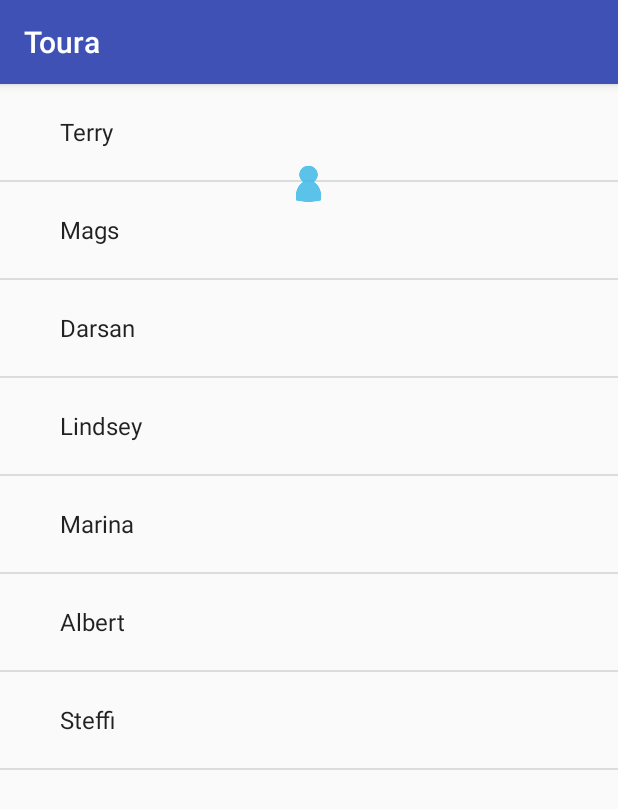
After one commit to munarahman/Toura, an Android app: the TourGuideListActivity screen opened directly, with no data from a screen before it, on a phone screen of 412 x 824 dp. The commit adds this screen. Shown: the top 809 px of the screen. Run offline under Robolectric (Android 15) with nearby library versions, the phone set to English and light mode, and no system bars; 3 statements that could not run were skipped.

Commit message:
add tour guide list

```diff
--- a/app/src/main/AndroidManifest.xml
+++ b/app/src/main/AndroidManifest.xml
@@ -59,7 +59,8 @@
             </intent-filter>
         </activity>
         <activity android:name=".TourActivity" />
-        <activity android:name=".TourGuideActivity"></activity>
+        <activity android:name=".TourGuideActivity" />
+        <activity android:name=".TourGuideListActivity"></activity>
     </application>
 
 </manifest>
--- a/app/src/main/java/com/example/muna/toura/ExploreActivity.java
+++ b/app/src/main/java/com/example/muna/toura/ExploreActivity.java
@@ -71,9 +71,22 @@ public class ExploreActivity extends AppCompatActivity {
         mainTabSpec.setIndicator("Profile");
         mainTabHost.addTab(mainTabSpec);
 
+//        mainTabSpec = mainTabHost.newTabSpec("Forth");
+//        mainTabSpec.setContent(R.id.forth_tab);
+//        mainTabSpec.setIndicator("Forth");
+//        mainTabHost.addTab(mainTabSpec);
+
         mainTabHost.setCurrentTab(0);
 
         // on click for the Map Tab
+        mainTabHost.getTabWidget().getChildAt(0).setOnClickListener(new View.OnClickListener() {
+            @Override
+            public void onClick(View v) {
+                Intent intent = new Intent().setClass(getApplicationContext(), ExploreActivity.class);
+                startActivity(intent);
+            }
+        });
+
         mainTabHost.getTabWidget().getChildAt(1).setOnClickListener(new View.OnClickListener() {
             @Override
             public void onClick(View v) {
@@ -85,7 +98,7 @@ public class ExploreActivity extends AppCompatActivity {
         mainTabHost.getTabWidget().getChildAt(2).setOnClickListener(new View.OnClickListener() {
             @Override
             public void onClick(View v) {
-                Intent intent = new Intent().setClass(getApplicationContext(), ProfileActivity.class);
+                Intent intent = new Intent().setClass(getApplicationContext(), TourGuideListActivity.class);
                 startActivity(intent);
             }
         });
--- a/app/src/main/java/com/example/muna/toura/TourActivity.java
+++ b/app/src/main/java/com/example/muna/toura/TourActivity.java
@@ -92,6 +92,14 @@ public class TourActivity extends AppCompatActivity {
         mainTabHost.setCurrentTab(0);
 
         // on click for the Map Tab
+        mainTabHost.getTabWidget().getChildAt(0).setOnClickListener(new View.OnClickListener() {
+            @Override
+            public void onClick(View v) {
+                Intent intent = new Intent().setClass(getApplicationContext(), ExploreActivity.class);
+                startActivity(intent);
+            }
+        });
+
         mainTabHost.getTabWidget().getChildAt(1).setOnClickListener(new View.OnClickListener() {
             @Override
             public void onClick(View v) {
@@ -103,7 +111,7 @@ public class TourActivity extends AppCompatActivity {
         mainTabHost.getTabWidget().getChildAt(2).setOnClickListener(new View.OnClickListener() {
             @Override
             public void onClick(View v) {
-                Intent intent = new Intent().setClass(getApplicationContext(), ProfileActivity.class);
+                Intent intent = new Intent().setClass(getApplicationContext(), TourGuideListActivity.class);
                 startActivity(intent);
             }
         });
--- a/app/src/main/java/com/example/muna/toura/TourGuideActivity.java
+++ b/app/src/main/java/com/example/muna/toura/TourGuideActivity.java
@@ -91,6 +91,14 @@ public class TourGuideActivity extends AppCompatActivity {
         mainTabHost.setCurrentTab(0);
 
         // on click for the Map Tab
+        mainTabHost.getTabWidget().getChildAt(0).setOnClickListener(new View.OnClickListener() {
+            @Override
+            public void onClick(View v) {
+                Intent intent = new Intent().setClass(getApplicationContext(), ExploreActivity.class);
+                startActivity(intent);
+            }
+        });
+
         mainTabHost.getTabWidget().getChildAt(1).setOnClickListener(new View.OnClickListener() {
             @Override
             public void onClick(View v) {
@@ -102,7 +110,7 @@ public class TourGuideActivity extends AppCompatActivity {
         mainTabHost.getTabWidget().getChildAt(2).setOnClickListener(new View.OnClickListener() {
             @Override
             public void onClick(View v) {
-                Intent intent = new Intent().setClass(getApplicationContext(), ProfileActivity.class);
+                Intent intent = new Intent().setClass(getApplicationContext(), TourGuideListActivity.class);
                 startActivity(intent);
             }
         });
--- /dev/null
+++ b/app/src/main/java/com/example/muna/toura/TourGuideListActivity.java
@@ -0,0 +1,92 @@
+package com.example.muna.toura;
+
+import android.content.Intent;
+import android.support.v7.app.AppCompatActivity;
+import android.os.Bundle;
+import android.view.View;
+import android.widget.AdapterView;
+import android.widget.ArrayAdapter;
+import android.widget.ListView;
+import android.widget.TabHost;
+
+import java.util.ArrayList;
+import java.util.Arrays;
+import java.util.List;
+
+public class TourGuideListActivity extends AppCompatActivity {
+
+    private ListView tourGuideListView;
+    private List<String> tourGuideList = new ArrayList<>(Arrays.asList(
+            "Terry", "Mags", "Darsan", "Lindsey", "Marina", "Albert", "Steffi"));
+    ArrayAdapter<String> adapter;
+
+    @Override
+    protected void onCreate(Bundle savedInstanceState) {
+        super.onCreate(savedInstanceState);
+        setContentView(R.layout.activity_tour_guide_list);
+
+        setupTourGuideList();
+
+        // create the TabHost that will create the tabs
+        final TabHost mainTabHost = (TabHost) findViewById(android.R.id.tabhost);
+        mainTabHost.setup();
+
+        TabHost.TabSpec mainTabSpec = mainTabHost.newTabSpec("First Tab");
+        mainTabSpec.setContent(R.id.first_tab);
+        mainTabSpec.setIndicator("Explore");
+        mainTabHost.addTab(mainTabSpec);
+
+        mainTabSpec = mainTabHost.newTabSpec("Map");
+        mainTabSpec.setContent(R.id.second_tab);
+        mainTabSpec.setIndicator("Map");
+        mainTabHost.addTab(mainTabSpec);
+
+        mainTabSpec = mainTabHost.newTabSpec("Profile");
+        mainTabSpec.setContent(R.id.third_tab);
+        mainTabSpec.setIndicator("Profile");
+        mainTabHost.addTab(mainTabSpec);
+
+        mainTabHost.setCurrentTab(0);
+
+        // on click for the Map Tab
+        mainTabHost.getTabWidget().getChildAt(0).setOnClickListener(new View.OnClickListener() {
+            @Override
+            public void onClick(View v) {
+                Intent intent = new Intent().setClass(getApplicationContext(), ExploreActivity.class);
+                startActivity(intent);
+            }
+        });
+
+        mainTabHost.getTabWidget().getChildAt(1).setOnClickListener(new View.OnClickListener() {
+            @Override
+            public void onClick(View v) {
+                Intent intent = new Intent().setClass(getApplicationContext(), SafetyMapsActivity.class);
+                startActivity(intent);
+            }
+        });
+
+        mainTabHost.getTabWidget().getChildAt(2).setOnClickListener(new View.OnClickListener() {
+            @Override
+            public void onClick(View v) {
+                Intent intent = new Intent().setClass(getApplicationContext(), TourGuideListActivity.class);
+                startActivity(intent);
+            }
+        });
+    }
+
+    private void setupTourGuideList() {
+        tourGuideListView = (ListView) findViewById(R.id.tour_guide_list);
+        adapter = new ArrayAdapter<>(this, android.R.layout.simple_expandable_list_item_1,
+                tourGuideList);
+        tourGuideListView.setAdapter(adapter);
+        tourGuideListView.setOnItemClickListener(new AdapterView.OnItemClickListener() {
+            @Override
+            public void onItemClick(AdapterView<?> adapterView, View view, int i, long l) {
+                Intent tourGuideIntent = new Intent(TourGuideListActivity.this, TourGuideActivity.class);
+                String tourGuide = tourGuideList.get((int) adapterView.getItemIdAtPosition(i));
+                tourGuideIntent.putExtra("tourGuide", tourGuide);
+                startActivity(tourGuideIntent);
+            }
+        });
+    }
+}
--- /dev/null
+++ b/app/src/main/res/layout/activity_tour_guide_list.xml
@@ -0,0 +1,75 @@
+<?xml version="1.0" encoding="utf-8"?>
+<android.support.design.widget.CoordinatorLayout xmlns:android="http://schemas.android.com/apk/res/android"
+    xmlns:app="http://schemas.android.com/apk/res-auto"
+    xmlns:tools="http://schemas.android.com/tools"
+    android:layout_width="match_parent"
+    android:layout_height="match_parent"
+    android:fitsSystemWindows="true"
+    tools:context="com.example.muna.toura.TourGuideListActivity">
+
+    <ListView
+        android:id="@+id/tour_guide_list"
+        android:layout_width="match_parent"
+        android:layout_height="match_parent" />
+
+    <TabHost xmlns:android="http://schemas.android.com/apk/res/android"
+        android:id="@android:id/tabhost"
+        android:layout_width="fill_parent"
+        android:layout_height="fill_parent">
+
+        <LinearLayout
+            android:orientation="vertical"
+            android:layout_width="fill_parent"
+            android:layout_height="fill_parent"
+            android:padding="5dp">
+
+            <FrameLayout
+                android:id="@android:id/tabcontent"
+                android:layout_width="fill_parent"
+                android:layout_height="wrap_content"
+                android:padding="5dp"
+                android:layout_weight="1">
+
+                <LinearLayout
+                    android:id="@+id/first_tab"
+                    android:layout_width="match_parent"
+                    android:layout_height="match_parent"
+                    android:orientation="vertical">
+                </LinearLayout>
+
+                <LinearLayout
+                    android:id="@+id/second_tab"
+                    android:layout_width="match_parent"
+                    android:layout_height="match_parent"
+                    android:orientation="vertical">
+                </LinearLayout>
+
+                <LinearLayout
+                    android:id="@+id/third_tab"
+                    android:layout_width="match_parent"
+                    android:layout_height="match_parent"
+                    android:orientation="vertical">
+                    <ImageView
+                        android:id="@+id/profile_icon"
+                        android:layout_width="wrap_content"
+                        android:layout_height="wrap_content"
+                        android:contentDescription="@string/profile_title"
+                        android:src="@drawable/profile_icon"
+                        android:layout_marginTop="40dp"
+                        android:layout_gravity="center_horizontal"/>
+                </LinearLayout>
+            </FrameLayout>
+
+            <TabWidget
+                android:id="@android:id/tabs"
+                android:layout_width="fill_parent"
+                android:layout_height="wrap_content"
+                android:layout_weight="0"
+                android:layout_marginBottom="-4dp"
+                android:background="@android:color/white" />
+
+        </LinearLayout>
+
+    </TabHost>
+
+</android.support.design.widget.CoordinatorLayout>
```
Also changed, not shown: 8 other files.
